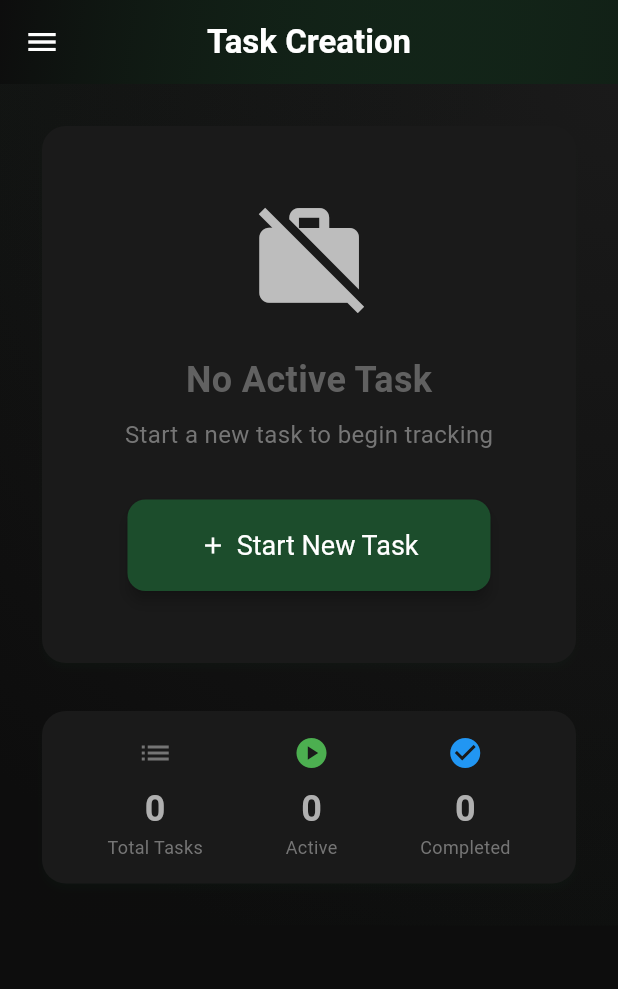
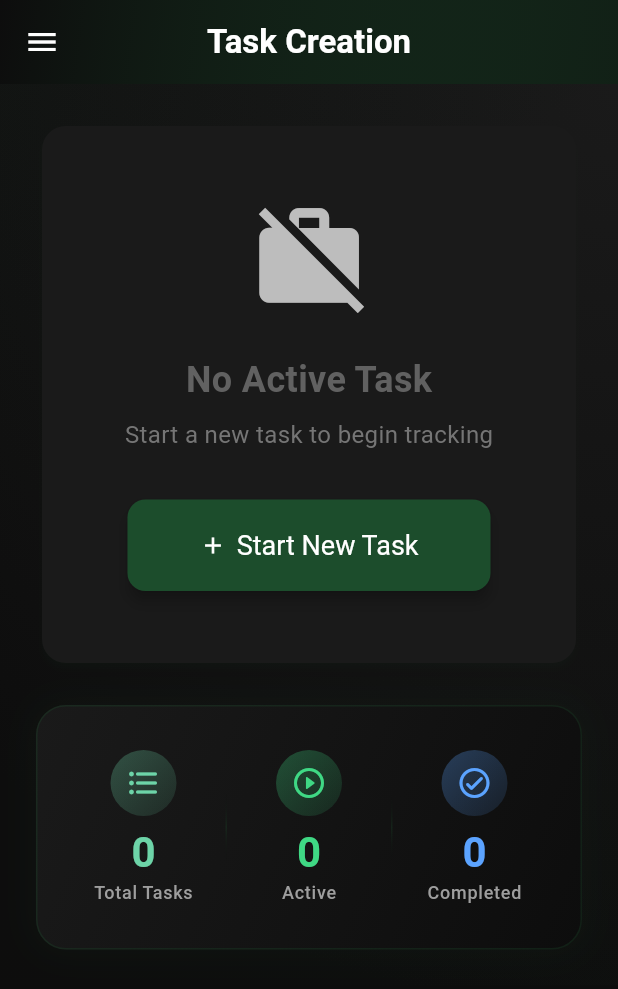
Before and after one commit to asifmehsood/Employee-Productivity-Tracker-Desktop-App, a Flutter app: the HomeScreen screen opened directly, on a phone screen of 412 x 824 dp. Shown: the top 989 px of the screen. Run offline on Flutter 3.47's test engine with Material 3 defaults, Android fonts, the phone set to English and light mode, and no system bars; our stand-ins replace shared_preferences, sqflite_common_ffi; missing offline and left inert: screen_capturer, tray_manager, window_manager; accounts and stored records are empty.

```diff
--- a/lib/core/constants/app_constants.dart
+++ b/lib/core/constants/app_constants.dart
@@ -53,10 +53,11 @@ class AppConstants {
   static const double cardElevation = 2.0;
 
   // Window Settings (Desktop)
+  // Optimized for 13-inch laptop screens (1280x720)
   static const double minWindowWidth = 800.0;
   static const double minWindowHeight = 600.0;
   static const double defaultWindowWidth = 1000.0;
-  static const double defaultWindowHeight = 700.0;
+  static const double defaultWindowHeight = 650.0;
 
   // API Timeouts
   static const int apiTimeoutSeconds = 30;
--- a/lib/screens/home_screen.dart
+++ b/lib/screens/home_screen.dart
@@ -402,59 +402,91 @@ class _HomeScreenState extends State<HomeScreen> {
         // Watch for real-time updates
         final provider = context.watch<TaskProvider>();
 
-        return Card(
-          elevation: 2,
-          child: Padding(
-            padding: const EdgeInsets.all(16.0),
+        return Container(
+          decoration: BoxDecoration(
+            gradient: LinearGradient(
+              colors: [
+                const Color(0xFF1a1a1a),
+                const Color(0xFF0d0d0d),
+              ],
+              begin: Alignment.topLeft,
+              end: Alignment.bottomRight,
+            ),
+            borderRadius: BorderRadius.circular(20),
+            border: Border.all(
+              color: const Color(0xFF1c4d2c).withOpacity(0.3),
+              width: 1,
+            ),
+            boxShadow: [
+              BoxShadow(
+                color: const Color(0xFF1c4d2c).withOpacity(0.1),
+                blurRadius: 20,
+                spreadRadius: 2,
+              ),
+            ],
+          ),
+          padding: const EdgeInsets.symmetric(vertical: 16, horizontal: 16),
           child: Row(
             mainAxisAlignment: MainAxisAlignment.spaceAround,
             children: [
               _buildStatItem(
                 'Total Tasks',
                 provider.tasks.length.toString(),
-                  Icons.list,
+                Icons.format_list_bulleted_rounded,
+                color: const Color(0xFF6dd4a8),
+                bgColor: const Color(0xFF1c4d2c).withOpacity(0.2),
               ),
+              _buildVerticalDivider(),
               _buildStatItem(
                 'Active',
                 provider.runningTasks.length.toString(),
-                  Icons.play_circle,
-                  color: Colors.green,
+                Icons.play_circle_outline_rounded,
+                color: const Color(0xFF3fd884),
+                bgColor: const Color(0xFF3fd884).withOpacity(0.2),
               ),
+              _buildVerticalDivider(),
               _buildStatItem(
                 'Completed',
                 provider.completedTasks.length.toString(),
-                  Icons.check_circle,
-                  color: Colors.blue,
+                Icons.check_circle_outline_rounded,
+                color: const Color(0xFF5ba3ff),
+                bgColor: const Color(0xFF5ba3ff).withOpacity(0.2),
               ),
             ],
-            ),
           ),
         );
       },
     );
   }
 
-  Widget _buildStatItem(String label, String value, IconData icon,
-      {Color? color}) {
-    return Column(
-      children: [
-        Icon(icon, color: color ?? Colors.grey[600]),
-        const SizedBox(height: 8),
-        Text(
-          value,
-          style: const TextStyle(
-            fontSize: 24,
-            fontWeight: FontWeight.bold,
+  Widget _buildVerticalDivider() {
+    return Container(
+      height: 50,
+      width: 1,
+      decoration: BoxDecoration(
+        gradient: LinearGradient(
+          colors: [
+            Colors.transparent,
+            const Color(0xFF1c4d2c).withOpacity(0.3),
+            Colors.transparent,
+          ],
+          begin: Alignment.topCenter,
+          end: Alignment.bottomCenter,
         ),
       ),
-        Text(
-          label,
-          style: TextStyle(
-            fontSize: 12,
-            color: Colors.grey[600],
+    );
+  }
+
+  Widget _buildStatItem(String label, String value, IconData icon,
+      {required Color color, required Color bgColor}) {
+    return Expanded(
+      child: _StatCard(
+        label: label,
+        value: value,
+        icon: icon,
+        color: color,
+        bgColor: bgColor,
       ),
-        ),
-      ],
     );
   }
 
@@ -549,3 +581,134 @@ class _HomeScreenState extends State<HomeScreen> {
     }
   }
 }
+
+class _StatCard extends StatefulWidget {
+  final String label;
+  final String value;
+  final IconData icon;
+  final Color color;
+  final Color bgColor;
+
+  const _StatCard({
+    required this.label,
+    required this.value,
+    required this.icon,
+    required this.color,
+    required this.bgColor,
+  });
+
+  @override
+  State<_StatCard> createState() => _StatCardState();
+}
+
+class _StatCardState extends State<_StatCard> with SingleTickerProviderStateMixin {
+  bool _isHovered = false;
+  late AnimationController _animationController;
+  late Animation<double> _scaleAnimation;
+
+  @override
+  void initState() {
+    super.initState();
+    _animationController = AnimationController(
+      duration: const Duration(milliseconds: 200),
+      vsync: this,
+    );
+    _scaleAnimation = Tween<double>(begin: 1.0, end: 1.05).animate(
+      CurvedAnimation(parent: _animationController, curve: Curves.easeInOut),
+    );
+  }
+
+  @override
+  void dispose() {
+    _animationController.dispose();
+    super.dispose();
+  }
+
+  @override
+  Widget build(BuildContext context) {
+    return MouseRegion(
+      onEnter: (_) {
+        setState(() => _isHovered = true);
+        _animationController.forward();
+      },
+      onExit: (_) {
+        setState(() => _isHovered = false);
+        _animationController.reverse();
+      },
+      child: ScaleTransition(
+        scale: _scaleAnimation,
+        child: AnimatedContainer(
+          duration: const Duration(milliseconds: 200),
+          padding: const EdgeInsets.symmetric(vertical: 12, horizontal: 12),
+          decoration: BoxDecoration(
+            color: _isHovered ? widget.bgColor : Colors.transparent,
+            borderRadius: BorderRadius.circular(12),
+            border: Border.all(
+              color: _isHovered ? widget.color.withOpacity(0.3) : Colors.transparent,
+              width: 1,
+            ),
+          ),
+          child: Column(
+            mainAxisSize: MainAxisSize.min,
+            children: [
+              Container(
+                padding: const EdgeInsets.all(10),
+                decoration: BoxDecoration(
+                  gradient: LinearGradient(
+                    colors: [
+                      widget.color.withOpacity(0.3),
+                      widget.color.withOpacity(0.1),
+                    ],
+                    begin: Alignment.topLeft,
+                    end: Alignment.bottomRight,
+                  ),
+                  shape: BoxShape.circle,
+                  boxShadow: _isHovered
+                      ? [
+                          BoxShadow(
+                            color: widget.color.withOpacity(0.3),
+                            blurRadius: 15,
+                            spreadRadius: 2,
+                          ),
+                        ]
+                      : [],
+                ),
+                child: Icon(
+                  widget.icon,
+                  color: widget.color,
+                  size: 24,
+                ),
+              ),
+              const SizedBox(height: 10),
+              TweenAnimationBuilder<double>(
+                duration: const Duration(milliseconds: 500),
+                tween: Tween(begin: 0, end: double.parse(widget.value)),
+                builder: (context, value, child) {
+                  return Text(
+                    value.toInt().toString(),
+                    style: TextStyle(
+                      fontSize: 28,
+                      fontWeight: FontWeight.bold,
+                      color: widget.color,
+                      height: 1,
+                    ),
+                  );
+                },
+              ),
+              const SizedBox(height: 4),
+              Text(
+                widget.label,
+                style: TextStyle(
+                  fontSize: 12,
+                  color: Colors.grey[500],
+                  fontWeight: FontWeight.w500,
+                  letterSpacing: 0.5,
+                ),
+              ),
+            ],
+          ),
+        ),
+      ),
+    );
+  }
+}
```
Lines whose indentation alone changed are shown as unchanged.
